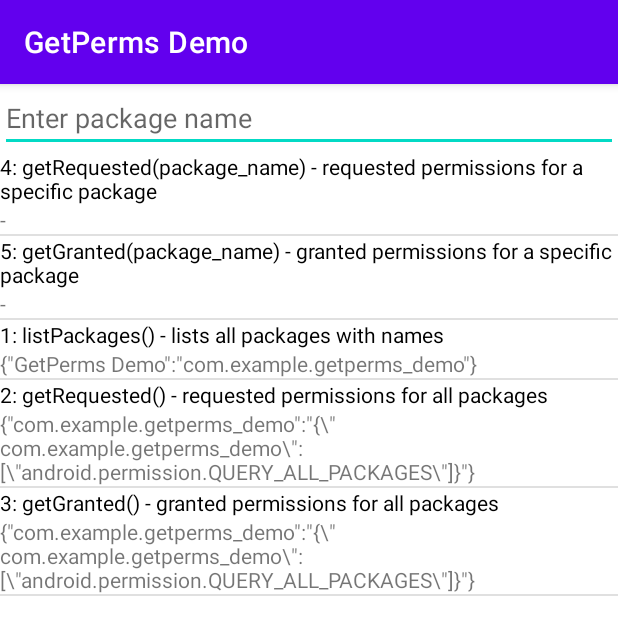
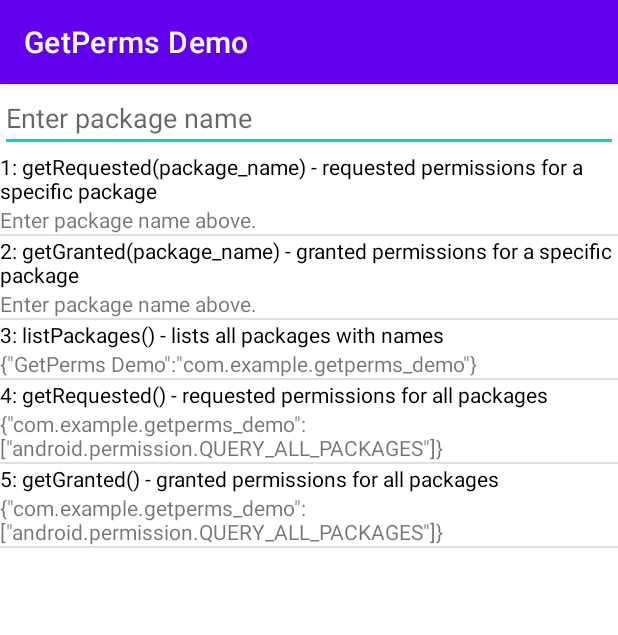
Before and after one commit to 0x4f53/GetPerms, an Android app: the screen it shows after launch (MainActivity), on a phone screen of 412 x 824 dp. Shown: the top 635 px of the screen. Run offline under Robolectric (Android 15) with nearby library versions, the phone set to English and light mode, and no system bars.

Commit message:
penultimate messy proof of concept (5/5)

```diff
--- a/GetPermsDemo/app/src/main/java/com/example/getperms_demo/GetPerms.java
+++ b/GetPermsDemo/app/src/main/java/com/example/getperms_demo/GetPerms.java
@@ -59,31 +59,13 @@ public class GetPerms {
             requested_perms.put(package_name, permissions_array);
         } catch (PackageManager.NameNotFoundException noPackage){
             Log.e("GetPerms", "Package not found on system!");
-            Toast toast=Toast.makeText(context,"Package not found!",Toast.LENGTH_SHORT);
-            toast.show();
         } catch (NullPointerException noPermissions){
             Log.e("GetPerms", "Package requests no permissions!");
         }
         return new JSONObject(requested_perms);
     }
 
-    public JSONObject getRequested() {  // method to get all requested permissions from all packages
-        HashMap<String, String> perms = new HashMap<>();
-        final PackageManager pm = context.getPackageManager();
-        try {
-            List<ApplicationInfo> packages = pm.getInstalledApplications(PackageManager.GET_META_DATA);
-            for (ApplicationInfo packageInfo : packages) {
-                perms.put(packageInfo.packageName, getRequested(packageInfo.packageName).toString());
-            }
-        } catch (Exception ex) {
-            Log.e("GetPerms", "Package not found on system!");
-            Toast toast=Toast.makeText(context,"Package not found!",Toast.LENGTH_SHORT);
-            toast.show();
-        }
-        return new JSONObject(perms);
-    }
-
-    public JSONObject getGranted(String package_name) {
+    public JSONObject getGranted(String package_name) {  // method to get all granted permissions for a particular package
         HashMap<String, String[]> granted_perms = new HashMap<>();
         final PackageManager pm = context.getPackageManager();
         try{
@@ -111,26 +93,38 @@ public class GetPerms {
 
         } catch (PackageManager.NameNotFoundException noPackage){
             Log.e("GetPerms", "Package not found on system!");
-            Toast toast=Toast.makeText(context,"Package not found!",Toast.LENGTH_SHORT);
-            toast.show();
         } catch (NullPointerException noPermissions){
             Log.e("GetPerms", "Package requests no permissions!");
         }
         return new JSONObject(granted_perms);
     }
 
-    public JSONObject getGranted() {  // method to get all granted permissions for a particular package
-        HashMap<String, String> perms = new HashMap<>();
+    public JSONObject getRequested() {  // method to get all requested permissions from all packages
+        HashMap<String, JSONArray> perms = new HashMap<>();
         final PackageManager pm = context.getPackageManager();
         try {
             List<ApplicationInfo> packages = pm.getInstalledApplications(PackageManager.GET_META_DATA);
             for (ApplicationInfo packageInfo : packages) {
-                perms.put(packageInfo.packageName, getGranted(packageInfo.packageName).toString());
+                Log.d("GetPerms requested | package name:", packageInfo.packageName);
+                perms.put(packageInfo.packageName, getRequested(packageInfo.packageName).getJSONArray(packageInfo.packageName));
             }
-        } catch (Exception ex) {
-            Log.e("GetPerms", "Package not found on system!");
-            Toast toast=Toast.makeText(context,"Package not found!",Toast.LENGTH_SHORT);
-            toast.show();
+        } catch (JSONException noData) {
+            Log.e("GetPerms", "No data received!");
+        }
+        return new JSONObject(perms);
+    }
+
+    public JSONObject getGranted() {  // method to get all granted permissions for a particular package
+        HashMap<String, JSONArray> perms = new HashMap<>();
+        final PackageManager pm = context.getPackageManager();
+        try {
+            List<ApplicationInfo> packages = pm.getInstalledApplications(PackageManager.GET_META_DATA);
+            for (ApplicationInfo packageInfo : packages) {
+                Log.d("GetPerms granted | package name:", packageInfo.packageName);
+                perms.put(packageInfo.packageName, getGranted(packageInfo.packageName).getJSONArray(packageInfo.packageName));
+            }
+        } catch (JSONException noData) {
+            Log.e("GetPerms", "No data received!");
         }
         return new JSONObject(perms);
     }
--- a/GetPermsDemo/app/src/main/java/com/example/getperms_demo/MainActivity.java
+++ b/GetPermsDemo/app/src/main/java/com/example/getperms_demo/MainActivity.java
@@ -5,6 +5,7 @@ import android.view.KeyEvent;
 import android.view.View;
 import android.widget.EditText;
 import android.widget.TextView;
+import android.widget.Toast;
 
 import androidx.appcompat.app.AppCompatActivity;
 
@@ -15,23 +16,27 @@ public class MainActivity extends AppCompatActivity {
         super.onCreate(savedInstanceState);
         setContentView(R.layout.activity_main);
         EditText editText = (EditText)findViewById(R.id.packagenameinput);
-        TextView requested_specific_output = (TextView)findViewById(R.id.method4output);
-        TextView granted_specific_output = (TextView)findViewById(R.id.method5output);
+        TextView requested_specific_output = (TextView)findViewById(R.id.method1output);
+        TextView granted_specific_output = (TextView)findViewById(R.id.method2output);
+        TextView list_all_output = findViewById(R.id.method3output);
+        TextView requested_all_output = findViewById(R.id.method4output);
+        TextView granted_all_output = findViewById(R.id.method5output);
+        GetPerms gp = new GetPerms(getApplicationContext());
+        try {
             editText.setOnKeyListener((View.OnKeyListener) (v, keyCode, event) -> {
                 if ((event.getAction() == KeyEvent.ACTION_DOWN) && (keyCode == KeyEvent.KEYCODE_ENTER)) {
                     String package_name = editText.getText().toString();
-                GetPerms gp = new GetPerms(getApplicationContext());
                     requested_specific_output.setText(gp.getRequested(package_name).toString());
                     granted_specific_output.setText(gp.getGranted(package_name).toString());
                 }
                 return false;
             });
-        TextView list_all_output = findViewById(R.id.method1output);
-        TextView requested_all_output = findViewById(R.id.method2output);
-        TextView granted_all_output = findViewById(R.id.method3output);
-        GetPerms gp = new GetPerms(getApplicationContext());
             list_all_output.setText(gp.listPackages().toString());
             requested_all_output.setText(gp.getRequested().toString());
             granted_all_output.setText(gp.getGranted().toString());
+        } catch (Exception ex) {
+            Toast toast=Toast.makeText(getApplicationContext(),"Please check logcat",Toast.LENGTH_SHORT);
+            toast.show();
         }
     }
+}
--- a/GetPermsDemo/app/src/main/res/layout/activity_main.xml
+++ b/GetPermsDemo/app/src/main/res/layout/activity_main.xml
@@ -29,17 +29,74 @@
                 android:maxLines="1" />
 
             <TextView
+                android:id="@+id/method1"
+                android:layout_width="match_parent"
+                android:layout_height="wrap_content"
+                android:text="1: getRequested(package_name) - requested permissions for a specific package"
+                android:textColor="@color/black" />
+
+            <TextView
+                android:id="@+id/method1output"
+                android:layout_width="match_parent"
+                android:layout_height="wrap_content"
+                android:text="Enter package name above." />
+
+            <View
+                android:id="@+id/divider1"
+                android:layout_width="match_parent"
+                android:layout_height="1dp"
+                android:background="?android:attr/listDivider" />
+
+            <TextView
+                android:id="@+id/method2"
+                android:layout_width="match_parent"
+                android:layout_height="wrap_content"
+                android:text="2: getGranted(package_name) - granted permissions for a specific package"
+                android:textColor="@color/black" />
+
+            <TextView
+                android:id="@+id/method2output"
+                android:layout_width="match_parent"
+                android:layout_height="wrap_content"
+                android:text="Enter package name above." />
+
+            <View
+                android:id="@+id/divider2"
+                android:layout_width="match_parent"
+                android:layout_height="1dp"
+                android:background="?android:attr/listDivider" />
+
+            <TextView
+                android:id="@+id/method3"
+                android:layout_width="match_parent"
+                android:layout_height="wrap_content"
+                android:text="3: listPackages() - lists all packages with names"
+                android:textColor="@color/black" />
+
+            <TextView
+                android:id="@+id/method3output"
+                android:layout_width="match_parent"
+                android:layout_height="wrap_content"
+                android:text="Enable from source code." />
+
+            <View
+                android:id="@+id/divider3"
+                android:layout_width="match_parent"
+                android:layout_height="1dp"
+                android:background="?android:attr/listDivider" />
+
+            <TextView
                 android:id="@+id/method4"
                 android:layout_width="match_parent"
                 android:layout_height="wrap_content"
-                android:text="4: getRequested(package_name) - requested permissions for a specific package"
+                android:text="4: getRequested() - requested permissions for all packages"
                 android:textColor="@color/black" />
 
             <TextView
                 android:id="@+id/method4output"
                 android:layout_width="match_parent"
                 android:layout_height="wrap_content"
-                android:text="-" />
+                android:text="Enable from source code." />
 
             <View
                 android:id="@+id/divider4"
@@ -51,14 +108,14 @@
                 android:id="@+id/method5"
                 android:layout_width="match_parent"
                 android:layout_height="wrap_content"
-                android:text="5: getGranted(package_name) - granted permissions for a specific package"
+                android:text="5: getGranted() - granted permissions for all packages"
                 android:textColor="@color/black" />
 
             <TextView
                 android:id="@+id/method5output"
                 android:layout_width="match_parent"
                 android:layout_height="wrap_content"
-                android:text="-" />
+                android:text="Enable from source code." />
 
             <View
                 android:id="@+id/divider5"
@@ -66,63 +123,6 @@
                 android:layout_height="1dp"
                 android:background="?android:attr/listDivider" />
 
-            <TextView
-                android:id="@+id/method1"
-                android:layout_width="match_parent"
-                android:layout_height="wrap_content"
-                android:text="1: listPackages() - lists all packages with names"
-                android:textColor="@color/black" />
-
-            <TextView
-                android:id="@+id/method1output"
-                android:layout_width="match_parent"
-                android:layout_height="wrap_content"
-                android:text="-" />
-
-            <View
-                android:id="@+id/divider1"
-                android:layout_width="match_parent"
-                android:layout_height="1dp"
-                android:background="?android:attr/listDivider" />
-
-            <TextView
-                android:id="@+id/method2"
-                android:layout_width="match_parent"
-                android:layout_height="wrap_content"
-                android:text="2: getRequested() - requested permissions for all packages"
-                android:textColor="@color/black" />
-
-            <TextView
-                android:id="@+id/method2output"
-                android:layout_width="match_parent"
-                android:layout_height="wrap_content"
-                android:text="-" />
-
-            <View
-                android:id="@+id/divider2"
-                android:layout_width="match_parent"
-                android:layout_height="1dp"
-                android:background="?android:attr/listDivider" />
-
-            <TextView
-                android:id="@+id/method3"
-                android:layout_width="match_parent"
-                android:layout_height="wrap_content"
-                android:text="3: getGranted() - granted permissions for all packages"
-                android:textColor="@color/black" />
-
-            <TextView
-                android:id="@+id/method3output"
-                android:layout_width="match_parent"
-                android:layout_height="wrap_content"
-                android:text="-" />
-
-            <View
-                android:id="@+id/divider3"
-                android:layout_width="match_parent"
-                android:layout_height="1dp"
-                android:background="?android:attr/listDivider" />
-
         </LinearLayout>
     </ScrollView>
 </androidx.constraintlayout.widget.ConstraintLayout>
```
Lines whose indentation alone changed are shown as unchanged.
